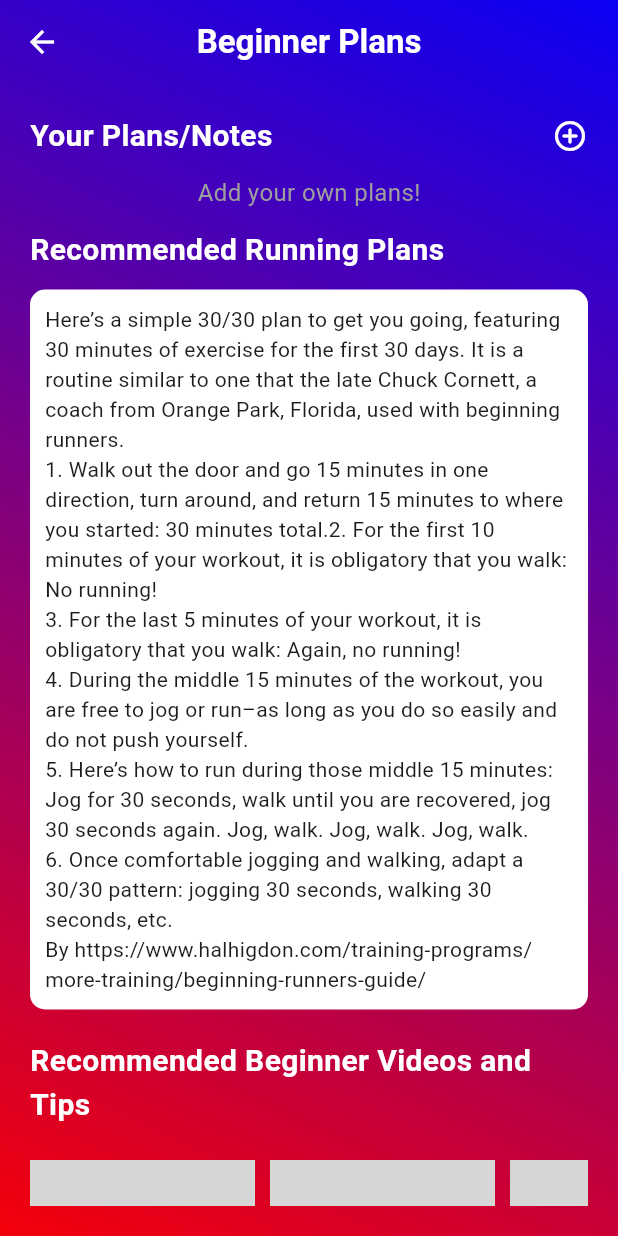
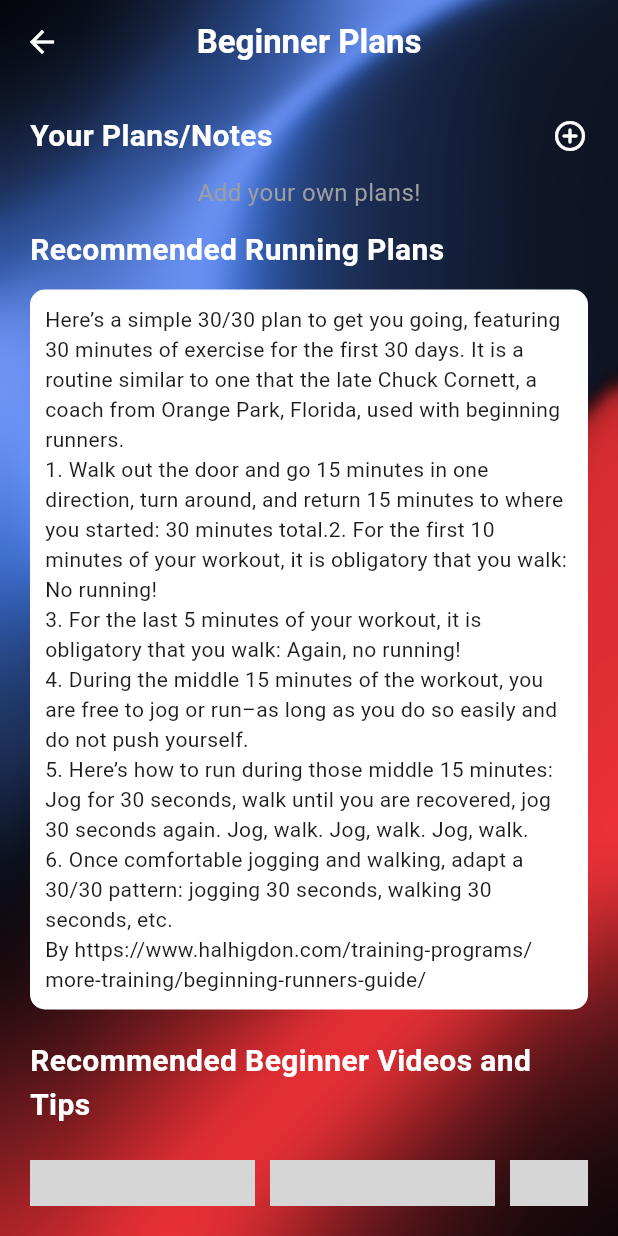
Before and after one commit to Bonzzz3/darth_runner, a Flutter app: the RecomHome screen opened directly, after a tap on "Beginner", on a phone screen of 412 x 824 dp. Run offline on Flutter 3.47's test engine with Material 3 defaults, Android fonts, the phone set to English and light mode, and no system bars; our stand-ins replace cloud_firestore, email_validator, firebase_auth, firebase_core, flutter_dotenv, flutter_phoenix and 11 more; missing offline and left inert: flutter_3d_choice_chip, heart_bpm, pretty_gauge; accounts and stored records are empty; network calls fail; grey boxes are pictures that could not be loaded.

Commit message:
added another wallpaper alternative

```diff
--- a/lib/pages/profile.dart
+++ b/lib/pages/profile.dart
@@ -87,7 +87,7 @@ class _ProfileState extends State<Profile> {
         height: double.infinity,
         decoration: const BoxDecoration(
           image: DecorationImage(
-              image: AssetImage("assets/img/gradient.png"), fit: BoxFit.cover),
+              image: AssetImage("assets/img/gradient red blue wp.png"), fit: BoxFit.cover),
         ),
         child: SafeArea(
           child: SingleChildScrollView(
--- a/lib/recommendation/recom_home.dart
+++ b/lib/recommendation/recom_home.dart
@@ -64,7 +64,7 @@ class _RecomHomeState extends State<RecomHome> {
           height: double.infinity,
           decoration: const BoxDecoration(
             image: DecorationImage(
-                image: AssetImage("assets/img/gradient.png"),
+                image: AssetImage("assets/img/gradient red blue wp.png"),
                 fit: BoxFit.cover),
           ),
           child: const SafeArea(
--- a/lib/recommendation/run_beginner.dart
+++ b/lib/recommendation/run_beginner.dart
@@ -155,7 +155,8 @@ class _RunBeginnerState extends State<RunBeginner> {
         height: double.infinity,
         decoration: const BoxDecoration(
           image: DecorationImage(
-              image: AssetImage("assets/img/gradient.png"), fit: BoxFit.cover),
+              image: AssetImage("assets/img/gradient red blue wp.png"),
+              fit: BoxFit.cover),
         ),
         padding: const EdgeInsets.all(20),
         child: SafeArea(
--- a/pubspec.yaml
+++ b/pubspec.yaml
@@ -102,6 +102,7 @@ flutter:
   # To add assets to your application, add an assets section, like this:
   assets:
     - .env
+    - assets/img/gradient red blue wp.png
     - assets/img/logo.jpeg
     - assets/img/darthrunner_logo.jpeg
     - assets/img/circle_logo.png
```
Also changed, not shown: assets/img/gradient red blue wp.png (added).
